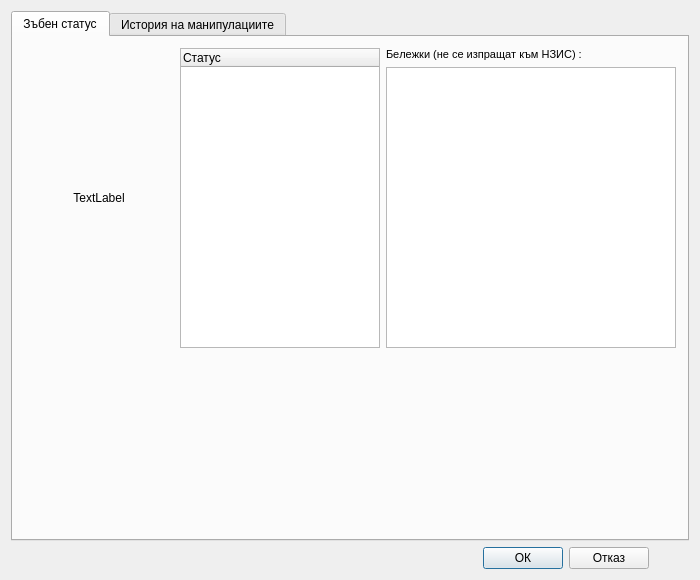
This is src/View/Widgets/DetailedStatus.ui in thefinalcutbg/DinoDent as Qt 5 draws it before an edit. The edited form follows.
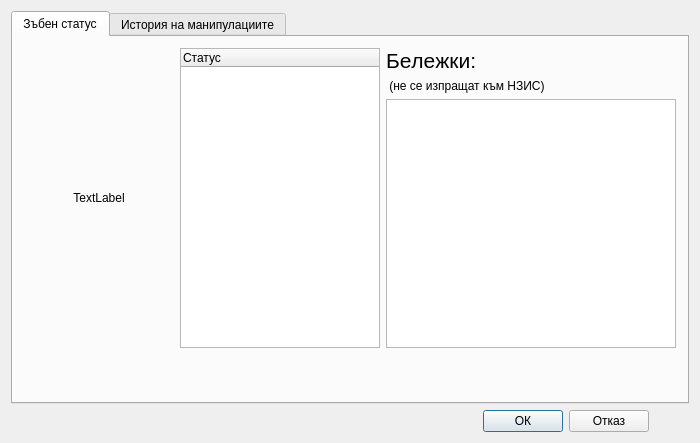
This is the edited form. Custom widgets are drawn as their Qt base class.

Commit message: ToothContainer status change encapsulation

```diff
--- a/src/View/Widgets/DetailedStatus.ui
+++ b/src/View/Widgets/DetailedStatus.ui
@@ -7,7 +7,7 @@
     <x>0</x>
     <y>0</y>
     <width>700</width>
-    <height>580</height>
+    <height>443</height>
    </rect>
   </property>
   <property name="minimumSize">
@@ -114,13 +114,13 @@
                <property name="font">
                 <font>
                  <family>Segoe UI</family>
-                 <pointsize>8</pointsize>
+                 <pointsize>16</pointsize>
                  <bold>false</bold>
                  <kerning>false</kerning>
                 </font>
                </property>
                <property name="text">
-                <string>Бележки (не се изпращат към НЗИС) :</string>
+                <string>Бележки:</string>
                </property>
                <property name="textFormat">
                 <enum>Qt::PlainText</enum>
@@ -136,6 +136,13 @@
                </property>
               </widget>
              </item>
+             <item>
+              <widget class="QLabel" name="label_2">
+               <property name="text">
+                <string> (не се изпращат към НЗИС)</string>
+               </property>
+              </widget>
+             </item>
              <item>
               <widget class="QTextEdit" name="notesEdit"/>
              </item>
```
The commit also changes 39 other files.
